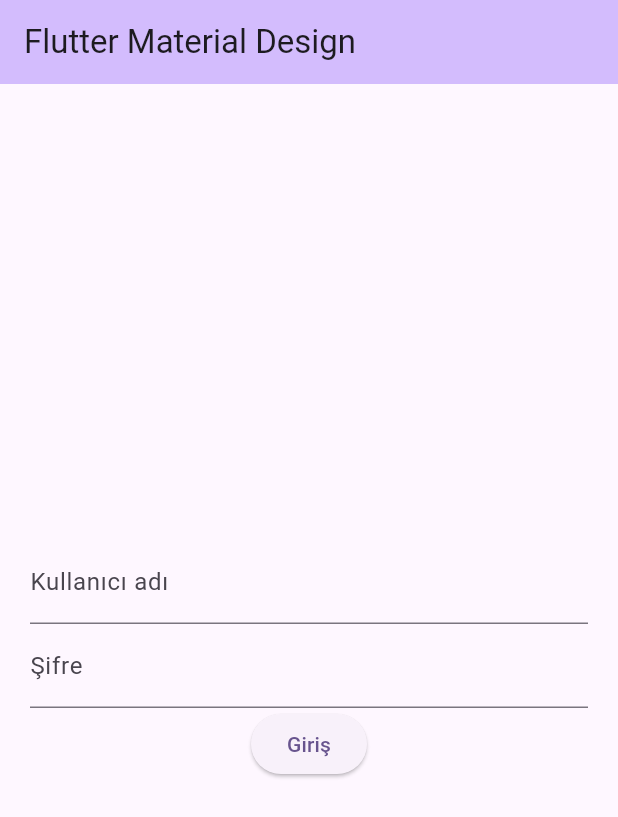
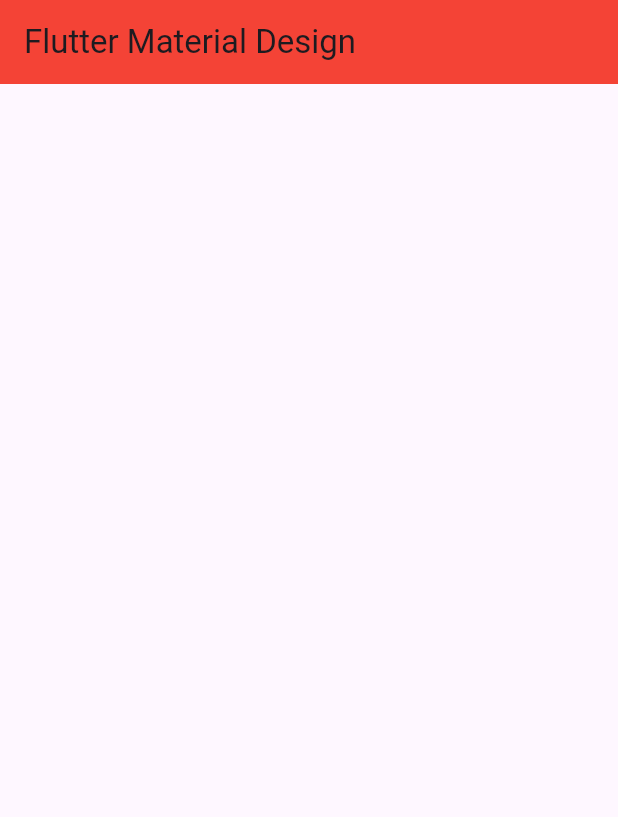
Before and after one commit to SERENGOKYILDIZ/FLUTTER_ANDROID_MATERIAL_DESIGN, a Flutter app: the screen it shows after launch, on a phone screen of 412 x 824 dp. Shown: the top 817 px of the screen. Run offline on Flutter 3.47's test engine with Material 3 defaults, Android fonts, the phone set to English and light mode, and no system bars.

Commit message:
Learned changing color of appbar

```diff
--- a/lib/main.dart
+++ b/lib/main.dart
@@ -35,63 +35,14 @@
 
     return Scaffold(
       appBar: AppBar(
-        backgroundColor: Theme.of(context).colorScheme.inversePrimary,
+        backgroundColor: Colors.red,
         title: Text("Flutter Material Design"),
       ),
       body: Center(
         child: Column(
           mainAxisAlignment: MainAxisAlignment.center,
           children: [
-            Padding(
-              padding: EdgeInsets.all(20),
-              child: Form(
-                key: formKey,
-                child: Column(
-                  children: [
-                    TextFormField(
-                      controller: tfUsername,
-                      decoration: InputDecoration(
-                        labelText: "Kullanıcı adı",
-                      ),
-                      validator: (tfGirdisi){
-                        if(tfGirdisi!.isEmpty){
-                          return "Kullanıcı adı giriniz!";
-                        }
-                        return null;
-                      },
-                    ),
-                    TextFormField(
-                      controller: tfPassword,
-                      obscureText: true,
-                      decoration: InputDecoration(
-                        labelText: "Şifre",
-                      ),
-                      validator: (tfGirdisi){
-                        if(tfGirdisi!.isEmpty){
-                          return "Şifre giriniz!";
-                        }
-                        if(tfGirdisi.length < 6){
-                          return "Şifreniz en az 6 haneli olmalıdır!";
-                        }
-                        return null;
-                      },
-                    ),
-                    ElevatedButton(
-                      child: Text("Giriş"),
-                      onPressed: (){
-                        bool kontrolSonucu = formKey.currentState!.validate();
 
-                        if(kontrolSonucu){
-                          String username = tfUsername.text;
-                          String password = tfPassword.text;
-                          print("Kullanıcı adı : ${username}, Şifre : ${password}");
-                        }
-                      },
-                    ),
-                  ],
-                ),
-              ),
-            ),
           ],
         ),
       ),
```
